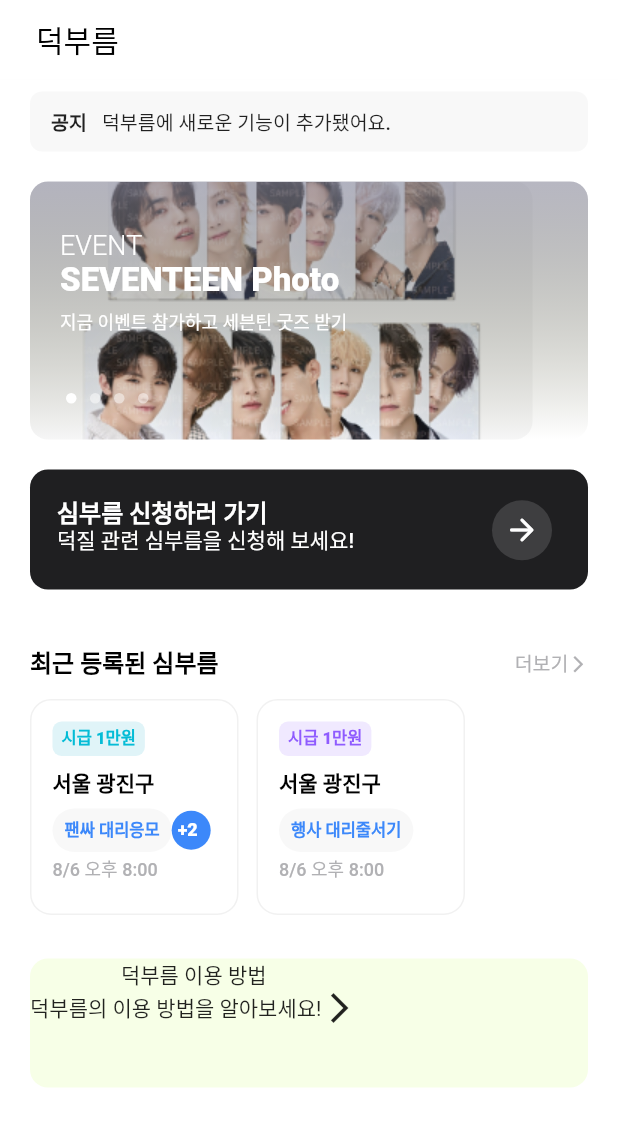
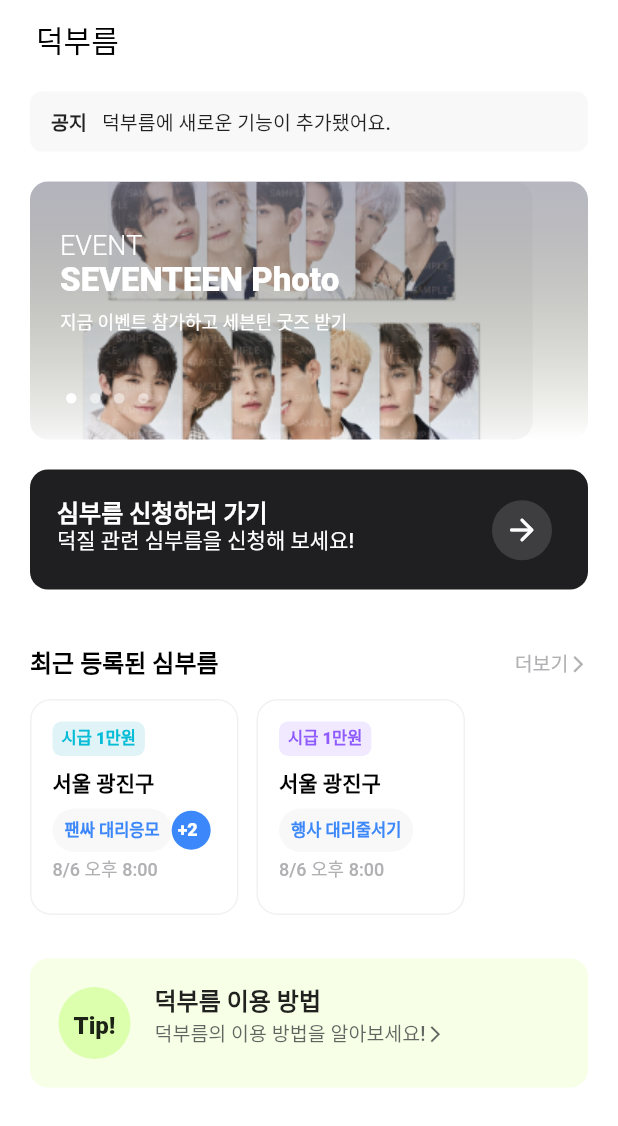
Before and after one commit to NOGUEN/errand_app, a Flutter app: the screen it shows after launch, on a phone screen of 412 x 824 dp. Shown: the top 1126 px of the screen. Run offline on Flutter 3.47's test engine with Material 2 defaults, Android fonts, the phone set to English and light mode, and no system bars.

Commit message:
fix: 홈 UI 수정 완료

```diff
--- a/lib/main.dart
+++ b/lib/main.dart
@@ -384,26 +384,65 @@ class MyApp extends StatelessWidget {
                       height: 29,
                     ),
                     Container(
+                      padding: EdgeInsets.fromLTRB(19, 19, 0, 19),
                       height: 86.0,
                       decoration: BoxDecoration(
                         borderRadius: BorderRadius.all(Radius.circular(12.0)),
                         color: Color(0xFFF7FFE7),
                       ),
                       child: Row(children: [
-                        Container(),
+                        Container(
+                            padding: EdgeInsets.fromLTRB(1, 12, 1, 12),
+                            alignment: Alignment.center,
+                            width: 48.0,
+                            height: 48.0,
+                            decoration: BoxDecoration(
+                              borderRadius:
+                                  BorderRadius.all(Radius.circular(24.0)),
+                              color: Color(0xFFDBFFAC),
+                            ),
+                            child: Text(
+                              'Tip!',
+                              style: TextStyle(
+                                fontSize: 16.0,
+                                height: 24.0 / 16.0,
+                                fontWeight: FontWeight.w800,
+                              ),
+                            )),
+                        SizedBox(
+                          width: 16,
+                        ),
                         Column(
+                          crossAxisAlignment: CrossAxisAlignment.start,
                           children: [
                             Text(
                               '덕부름 이용 방법',
-                              style: TextStyle(),
+                              style: TextStyle(
+                                fontSize: 16.0,
+                                height: 19.0 / 16.0,
+                                fontWeight: FontWeight.w800,
+                              ),
+                            ),
+                            SizedBox(
+                              height: 5,
                             ),
                             Row(
                               children: [
                                 Text(
                                   '덕부름의 이용 방법을 알아보세요!',
-                                  style: TextStyle(),
+                                  style: TextStyle(
+                                    fontSize: 13.0,
+                                    height: 15.0 / 13.0,
+                                    fontWeight: FontWeight.w500,
+                                    color:
+                                        Color.fromRGBO(0x3E, 0x3E, 0x40, 0.8),
+                                  ),
                                 ),
-                                Icon(Icons.arrow_forward_ios),
+                                Icon(
+                                  Icons.arrow_forward_ios,
+                                  size: 13.0,
+                                  color: Color.fromRGBO(0x3E, 0x3E, 0x40, 0.8),
+                                ),
                               ],
                             )
                           ],
```
Also changed, not shown: 10 other files.
